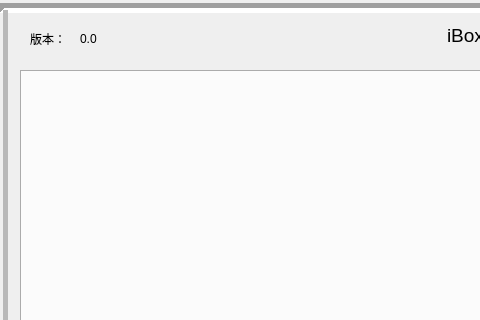
ChinaClever/BusBar-Qt, file branch/box/boxdlg.ui: the form before one commit; both pictures show x 0 to 480 and y 0 to 320 of the 918 by 548 pixel window.
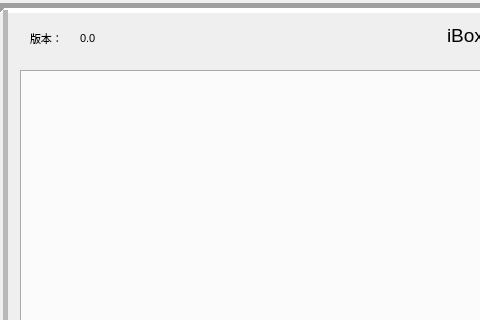
The form after the commit. Icons and pictures are not drawn.

What changed in the file:
```diff
--- a/branch/box/boxdlg.ui
+++ b/branch/box/boxdlg.ui
@@ -10,6 +10,11 @@
     <height>548</height>
    </rect>
   </property>
+  <property name="font">
+   <font>
+    <pointsize>8</pointsize>
+   </font>
+  </property>
   <property name="contextMenuPolicy">
    <enum>Qt::PreventContextMenu</enum>
   </property>
```
